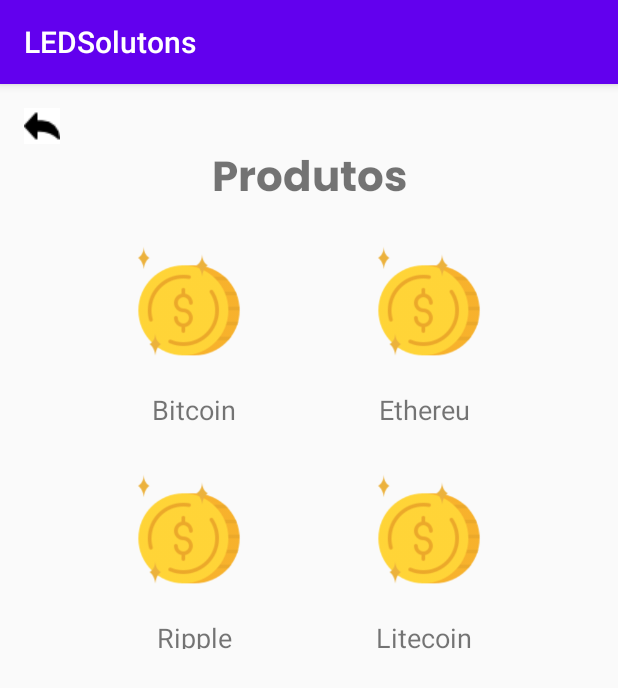
After one commit to lauraol/LEDSolutions, an Android app: the ProdutosActivity screen opened directly, with no data from a screen before it, on a phone screen of 412 x 824 dp. The commit adds this screen. Shown: the top 688 px of the screen. Run offline under Robolectric (Android 15) with nearby library versions, the phone set to English and light mode, and no system bars.

Commit message:
adição da tela de produtos

```diff
--- a/app/src/main/AndroidManifest.xml
+++ b/app/src/main/AndroidManifest.xml
@@ -9,8 +9,9 @@
         android:roundIcon="@mipmap/ic_launcher_round"
         android:supportsRtl="true"
         android:theme="@style/Theme.LEDSolutons">
-        <activity android:name=".TelaInicial"></activity>
+        <activity android:name=".TelaInicial" />
         <activity android:name=".PerfilUsuarioActivity" />
+        <activity android:name=".ProdutosActivity" />
         <activity android:name=".MainActivity" />
         <activity android:name=".TelaCarteira" />
         <activity android:name=".TelaLogin">
--- a/app/src/main/java/com/unip/ledsolutons/PerfilUsuarioActivity.java
+++ b/app/src/main/java/com/unip/ledsolutons/PerfilUsuarioActivity.java
@@ -19,7 +19,7 @@ public class PerfilUsuarioActivity extends AppCompatActivity {
     private List<Usuario> usuarios;
     private List<Usuario> usuariosFiltrados = new ArrayList<>();
     private Usuario pegaUsuarioPorId;
-    Button botaoMinhaCarteira, buttonLogout;
+    Button botaoMinhaCarteira, buttonLogout, btProdutos;
 
     @Override
     protected void onCreate(Bundle savedInstanceState) {
@@ -43,10 +43,11 @@ public class PerfilUsuarioActivity extends AppCompatActivity {
             }
         });
 
-        buttonLogout.setOnClickListener(new View.OnClickListener(){
+        btProdutos = (Button) findViewById(R.id.botaoProduto);
+        btProdutos.setOnClickListener(new View.OnClickListener(){
             @Override
             public void onClick(View v) {
-                Intent i = new Intent(PerfilUsuarioActivity.this, TelaLogin.class);
+                Intent i = new Intent(PerfilUsuarioActivity.this, ProdutosActivity.class);
                 startActivity(i);
             }
         });
--- /dev/null
+++ b/app/src/main/java/com/unip/ledsolutons/ProdutosActivity.java
@@ -0,0 +1,28 @@
+package com.unip.ledsolutons;
+
+import android.content.Intent;
+import android.support.v7.app.AppCompatActivity;
+import android.os.Bundle;
+import android.view.View;
+import android.widget.ImageButton;
+
+public class ProdutosActivity extends AppCompatActivity {
+
+    ImageButton buttonBackProdutos;
+
+        @Override
+        protected void onCreate(Bundle savedInstanceState) {
+            super.onCreate(savedInstanceState);
+            setContentView(R.layout.activity_produtos);
+
+
+            buttonBackProdutos = (ImageButton)findViewById(R.id.btBack3);
+            buttonBackProdutos.setOnClickListener(new View.OnClickListener() {
+            @Override
+            public void onClick(View v) {
+                Intent i = new Intent(ProdutosActivity.this, TelaCarteira.class);
+                startActivity(i);
+            }
+        });
+    }
+}
--- a/app/src/main/java/com/unip/ledsolutons/TelaCarteira.java
+++ b/app/src/main/java/com/unip/ledsolutons/TelaCarteira.java
@@ -12,8 +12,6 @@ public class TelaCarteira extends AppCompatActivity {
     ImageButton buttonBack;
     Button btLogout;
 
-
-
     @Override
     protected void onCreate(Bundle savedInstanceState) {
         super.onCreate(savedInstanceState);
@@ -22,7 +20,6 @@ public class TelaCarteira extends AppCompatActivity {
         btLogout = (Button) findViewById(R.id.btLogout);
         buttonBack = (ImageButton)findViewById(R.id.btBack);
 
-
         buttonBack.setOnClickListener(new View.OnClickListener() {
             @Override
             public void onClick(View v) {
@@ -30,8 +27,6 @@ public class TelaCarteira extends AppCompatActivity {
                 startActivity(i);
             }
         });
-
-
 
         btLogout.setOnClickListener(new View.OnClickListener(){
             @Override
--- a/app/src/main/java/com/unip/ledsolutons/Usuario.java
+++ b/app/src/main/java/com/unip/ledsolutons/Usuario.java
@@ -64,7 +64,7 @@ public class Usuario implements Serializable {
     @Override
     public String toString() {
 
-        return nome + "\n" + "\n" + email + "\n" + "\n" + cpf;
+        return nome + "\n" + "\n" + email;
     }
 
 }
--- a/app/src/main/res/layout/activity_perfil_usuario.xml
+++ b/app/src/main/res/layout/activity_perfil_usuario.xml
@@ -8,22 +8,24 @@
 
     <TextView
         android:id="@+id/textNomePerfil"
-        android:layout_width="206dp"
-        android:layout_height="30dp"
+        android:layout_width="282dp"
+        android:layout_height="52dp"
         android:layout_marginTop="28dp"
-        android:text="Olá, seja bem-vindo!"
+        android:layout_marginBottom="16dp"
+        android:text="@string/tituloPerfil"
         android:textAlignment="center"
         android:textSize="20sp"
+        app:layout_constraintBottom_toTopOf="@+id/lista_usuarios"
         app:layout_constraintEnd_toEndOf="parent"
-        app:layout_constraintHorizontal_bias="0.497"
+        app:layout_constraintHorizontal_bias="0.496"
         app:layout_constraintStart_toStartOf="parent"
         app:layout_constraintTop_toBottomOf="@+id/imageView2" />
 
     <ListView
         android:id="@+id/lista_usuarios"
-        android:layout_width="309dp"
-        android:layout_height="134dp"
-        android:layout_marginTop="36dp"
+        android:layout_width="316dp"
+        android:layout_height="62dp"
+        android:layout_marginTop="24dp"
         app:layout_constraintEnd_toEndOf="parent"
         app:layout_constraintStart_toStartOf="parent"
         app:layout_constraintTop_toBottomOf="@+id/textNomePerfil" />
@@ -32,15 +34,26 @@
         android:id="@+id/botaoMinhaCarteira"
         android:layout_width="225dp"
         android:layout_height="54dp"
-        android:layout_marginTop="22dp"
+        android:layout_marginTop="20dp"
         android:background="@color/azul"
         android:text="Minha carteira"
+        app:layout_constraintEnd_toEndOf="parent"
+        app:layout_constraintStart_toStartOf="parent"
+        app:layout_constraintTop_toBottomOf="@+id/lista_usuarios" />
+
+    <Button
+        android:id="@+id/botaoProduto"
+        android:layout_width="225dp"
+        android:layout_height="54dp"
+        android:layout_marginTop="8dp"
+        android:layout_marginBottom="16dp"
+        android:background="#2196F3"
+        android:text="Produtos"
         app:layout_constraintBottom_toBottomOf="parent"
         app:layout_constraintEnd_toEndOf="parent"
-        app:layout_constraintHorizontal_bias="0.496"
         app:layout_constraintStart_toStartOf="parent"
-        app:layout_constraintTop_toBottomOf="@+id/lista_usuarios"
-        app:layout_constraintVertical_bias="0.084" />
+        app:layout_constraintTop_toBottomOf="@+id/botaoMinhaCarteira"
+        app:layout_constraintVertical_bias="0.058" />
 
     <ImageView
         android:id="@+id/imageView2"
--- /dev/null
+++ b/app/src/main/res/layout/activity_produtos.xml
@@ -0,0 +1,148 @@
+<?xml version="1.0" encoding="utf-8"?>
+<android.support.constraint.ConstraintLayout xmlns:android="http://schemas.android.com/apk/res/android"
+    xmlns:app="http://schemas.android.com/apk/res-auto"
+    xmlns:tools="http://schemas.android.com/tools"
+    android:layout_width="match_parent"
+    android:layout_height="match_parent"
+    tools:context=".ProdutosActivity">
+
+    <ImageButton
+        android:id="@+id/btBack3"
+        android:layout_width="wrap_content"
+        android:layout_height="wrap_content"
+        android:layout_marginStart="16dp"
+        android:layout_marginLeft="16dp"
+        android:layout_marginTop="16dp"
+        android:background="#FFFFFF"
+        app:layout_constraintStart_toStartOf="parent"
+        app:layout_constraintTop_toTopOf="parent"
+        app:srcCompat="@drawable/back" />
+
+    <TextView
+        android:id="@+id/tituloProdutos"
+        android:layout_width="wrap_content"
+        android:layout_height="wrap_content"
+        android:fontFamily="@font/poppins_bold"
+        android:text="@string/tituloDoProdutos"
+        android:textSize="28sp"
+        app:layout_constraintEnd_toEndOf="parent"
+        app:layout_constraintStart_toStartOf="parent"
+        app:layout_constraintTop_toBottomOf="@+id/btBack3" />
+
+    <ImageView
+        android:id="@+id/coinUm"
+        android:layout_width="85dp"
+        android:layout_height="80dp"
+        android:layout_marginStart="16dp"
+        android:layout_marginLeft="16dp"
+        android:layout_marginTop="16dp"
+        android:layout_marginEnd="8dp"
+        android:layout_marginRight="8dp"
+        app:layout_constraintEnd_toStartOf="@+id/coinDois"
+        app:layout_constraintHorizontal_bias="0.64"
+        app:layout_constraintStart_toStartOf="parent"
+        app:layout_constraintTop_toBottomOf="@+id/tituloProdutos"
+        app:srcCompat="@drawable/coin" />
+
+    <TextView
+        android:id="@+id/textView7"
+        android:layout_width="65dp"
+        android:layout_height="20dp"
+        android:layout_marginStart="16dp"
+        android:layout_marginLeft="16dp"
+        android:layout_marginTop="20dp"
+        android:layout_marginEnd="8dp"
+        android:layout_marginRight="8dp"
+        android:text="@string/bitcoin"
+        android:textAlignment="center"
+        android:textSize="18sp"
+        app:layout_constraintEnd_toStartOf="@+id/textView8"
+        app:layout_constraintHorizontal_bias="0.844"
+        app:layout_constraintStart_toStartOf="parent"
+        app:layout_constraintTop_toBottomOf="@+id/coinUm" />
+
+    <ImageView
+        android:id="@+id/coinDois"
+        android:layout_width="85dp"
+        android:layout_height="80dp"
+        android:layout_marginTop="16dp"
+        android:layout_marginEnd="16dp"
+        android:layout_marginRight="16dp"
+        app:layout_constraintEnd_toEndOf="parent"
+        app:layout_constraintStart_toEndOf="@+id/coinUm"
+        app:layout_constraintTop_toBottomOf="@+id/tituloProdutos"
+        app:srcCompat="@drawable/coin" />
+
+    <TextView
+        android:id="@+id/textView8"
+        android:layout_width="65dp"
+        android:layout_height="20dp"
+        android:layout_marginTop="20dp"
+        android:layout_marginEnd="16dp"
+        android:layout_marginRight="16dp"
+        android:text="@string/ethereum"
+        android:textAlignment="center"
+        android:textSize="18sp"
+        app:layout_constraintEnd_toEndOf="parent"
+        app:layout_constraintStart_toEndOf="@+id/textView7"
+        app:layout_constraintTop_toBottomOf="@+id/coinDois" />
+
+    <ImageView
+        android:id="@+id/coinTres"
+        android:layout_width="85dp"
+        android:layout_height="80dp"
+        android:layout_marginStart="16dp"
+        android:layout_marginLeft="16dp"
+        android:layout_marginTop="32dp"
+        android:layout_marginEnd="8dp"
+        android:layout_marginRight="8dp"
+        app:layout_constraintEnd_toStartOf="@+id/coinQuatro"
+        app:layout_constraintHorizontal_bias="0.0"
+        app:layout_constraintStart_toStartOf="parent"
+        app:layout_constraintTop_toBottomOf="@+id/textView7"
+        app:srcCompat="@drawable/coin" />
+
+    <TextView
+        android:id="@+id/textView9"
+        android:layout_width="65dp"
+        android:layout_height="20dp"
+        android:layout_marginStart="16dp"
+        android:layout_marginLeft="16dp"
+        android:layout_marginTop="20dp"
+        android:layout_marginEnd="8dp"
+        android:layout_marginRight="8dp"
+        android:text="@string/ripple"
+        android:textAlignment="center"
+        android:textSize="18sp"
+        app:layout_constraintEnd_toStartOf="@+id/textView10"
+        app:layout_constraintHorizontal_bias="0.0"
+        app:layout_constraintStart_toStartOf="parent"
+        app:layout_constraintTop_toBottomOf="@+id/coinTres" />
+
+    <ImageView
+        android:id="@+id/coinQuatro"
+        android:layout_width="85dp"
+        android:layout_height="80dp"
+        android:layout_marginTop="32dp"
+        android:layout_marginEnd="16dp"
+        android:layout_marginRight="16dp"
+        app:layout_constraintEnd_toEndOf="parent"
+        app:layout_constraintStart_toEndOf="@+id/coinTres"
+        app:layout_constraintTop_toBottomOf="@+id/textView8"
+        app:srcCompat="@drawable/coin" />
+
+    <TextView
+        android:id="@+id/textView10"
+        android:layout_width="65dp"
+        android:layout_height="20dp"
+        android:layout_marginTop="20dp"
+        android:layout_marginEnd="16dp"
+        android:layout_marginRight="16dp"
+        android:text="@string/litecoin"
+        android:textAlignment="center"
+        android:textSize="18sp"
+        app:layout_constraintEnd_toEndOf="parent"
+        app:layout_constraintStart_toEndOf="@+id/textView9"
+        app:layout_constraintTop_toBottomOf="@+id/coinQuatro" />
+
+</android.support.constraint.ConstraintLayout>
--- a/app/src/main/res/values/strings.xml
+++ b/app/src/main/res/values/strings.xml
@@ -8,5 +8,13 @@
     <string name="investments">Investimentos</string>
     <string name="balance">Saldo na carteira</string>
     <string name="btLogout">Sair</string>
+    <string name="titulo" />
+    <string name="tituloPerfil">Olá, seja bem-vindo ao seu gerenciador de investimentos</string>
+    <string name="tituloDoProdutos">Produtos</string>
+    <string name="bitcoin">Bitcoin</string>
+    <string name="ethereum">Ethereum</string>
+    <string name="ripple">Ripple</string>
+    <string name="litecoin">Litecoin</string>
+    <string name="nomeMoeda">Bitcoin</string>
 
 </resources>
```
Also changed, not shown: app/src/main/res/drawable/coin.png (added).
